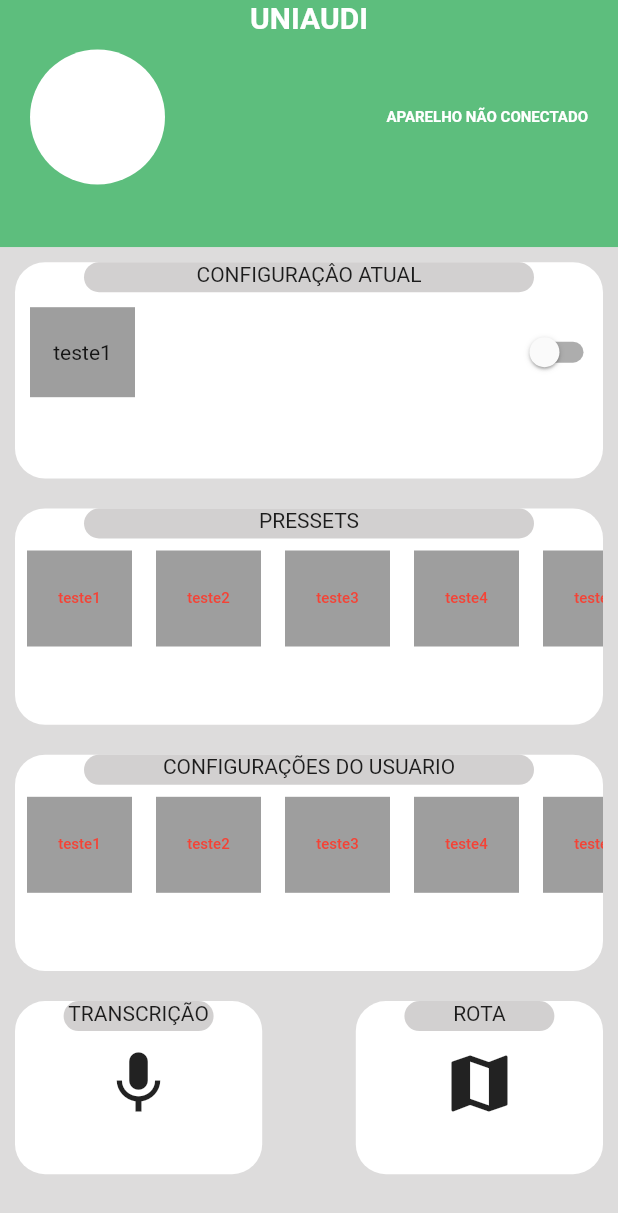
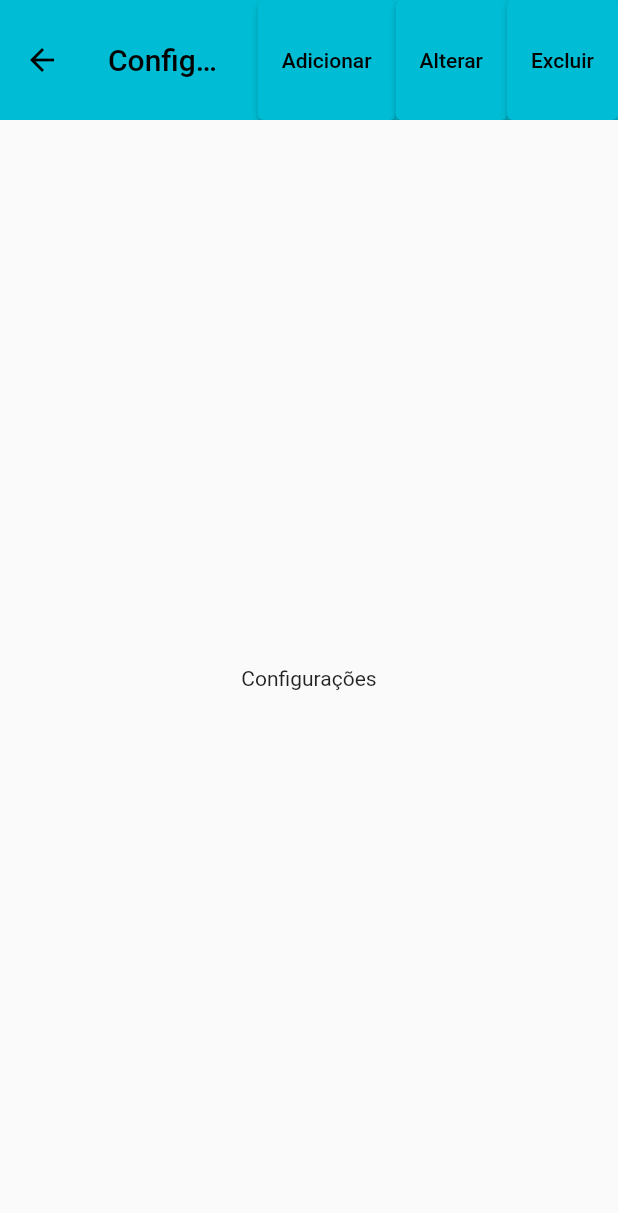
Before and after one commit to ViniDuarte1/UNIAUDI, a Flutter app: the screen it shows after launch, after a tap on "teste1", on a phone screen of 412 x 824 dp. Shown: the top 1213 px of the screen. Run offline on Flutter 3.47's test engine with Material 2 defaults, Android fonts, the phone set to English and light mode, and no system bars; our stand-ins replace get.

Commit message:
iniciado criacao de telas

```diff
--- a/lib/components/option/listoption.dart
+++ b/lib/components/option/listoption.dart
@@ -1,6 +1,8 @@
 import 'package:flutter/material.dart';
+import 'package:get/get.dart';
 import 'package:provider/provider.dart';
 import '../../controller/config_controller.dart';
+import '../../telas/user_config.dart';
 
 class ListOption extends StatefulWidget {
   const ListOption({super.key, required this.nome});
@@ -27,6 +29,11 @@ class _ListOptionState extends State<ListOption> {
         child: TextButton(
           onPressed: () {
             configController.selectconfig(widget.nome);
+            navigator!.push(
+              MaterialPageRoute(
+                builder: (context) => const ConfigPage(),
+              ),
+            );
           },
           child: Text(widget.nome,
           style: const TextStyle(
--- a/lib/main.dart
+++ b/lib/main.dart
@@ -2,7 +2,8 @@ import 'package:flutter/material.dart';
 import 'package:get/get.dart';
 import 'package:provider/provider.dart';
 import 'package:uniaudi/controller/config_controller.dart';
-import 'package:uniaudi/home_page.dart';
+import 'package:uniaudi/telas/home_page.dart';
+import 'package:uniaudi/telas/user_config.dart';
 
 
 void main() {
@@ -35,7 +36,7 @@ class MyApp extends StatelessWidget {
       ),
        initialRoute: '/home',
       routes: {
-        '/home': (context) =>  const HomePage(),
+        '/home': (context) =>  const HomePage(key: null,),
       }
     );
   }
--- a/lib/modules/widgets/MyList/MyList.dart
+++ b/lib/modules/widgets/MyList/MyList.dart
@@ -19,7 +19,7 @@ class _MyListState extends State<MyList> {
   @override
   Widget build(BuildContext context) {
 
-    final List<String> nomes = ['teste1', 'teste2', 'teste3', 'teste4', 'teste5', 'teste6'];
+    final List<String> nomes = ['teste1',];
 
     return Padding(
       padding: const EdgeInsets.all(10),
--- /dev/null
+++ b/lib/telas/user_config.dart
@@ -0,0 +1,53 @@
+import 'package:flutter/material.dart';
+import 'package:flutter/src/widgets/framework.dart';
+import 'package:flutter/src/widgets/placeholder.dart';
+
+import 'home_page.dart';
+
+class ConfigPage extends StatefulWidget {
+  const ConfigPage({Key? key}) : super(key: key);
+
+  @override
+  State<ConfigPage> createState() => _ConfigPageState();
+}
+
+class _ConfigPageState extends State<ConfigPage> {
+  @override
+  Widget build(BuildContext context) {
+    return Scaffold(
+      appBar: AppBar(
+        title: const Text('Configurações'),
+        leading: IconButton(
+          icon: Icon(Icons.arrow_back),
+          onPressed: () {
+            Navigator.pop(context);
+          },
+        ),
+        actions: <Widget>[
+          ElevatedButton(
+            child: const Text('Adicionar'),
+            onPressed: () {},
+          ),
+          ElevatedButton(
+            child: const Text('Alterar'),
+            onPressed: () {},
+          ),
+          ElevatedButton(
+            child: const Text('Excluir'),
+            onPressed: () {},
+          ),
+        ],
+      ),
+      body: Center(
+        child: Column(
+          mainAxisAlignment: MainAxisAlignment.center,
+          children: const <Widget>[
+            Text(
+              'Configurações',
+            ),
+          ],
+        ),
+      ),
+    );
+  }
+}
```
Also changed, not shown: lib/telas/home_page.dart (renamed from lib/home_page.dart, +3 -5 lines), lib/telas/rotas.dart (added), lib/telas/transcricao.dart (added).
